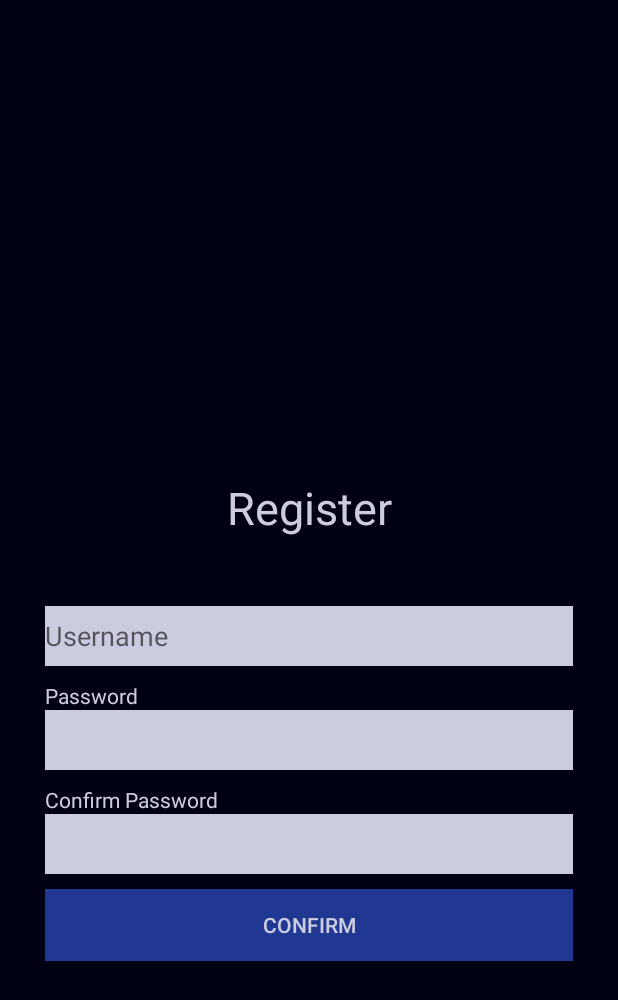
After one commit to GifterHelper/GifterHelper, an Android app: the RegisterActivity screen opened directly, with no data from a screen before it, on a phone screen of 412 x 824 dp. The commit adds this screen. Shown: the top 1000 px of the screen. Run offline under Robolectric (Android 15) with nearby library versions, the phone set to English and light mode, and no system bars.

Commit message:
Added Register Activity

```diff
--- a/MyApplication/app/src/main/AndroidManifest.xml
+++ b/MyApplication/app/src/main/AndroidManifest.xml
@@ -12,9 +12,13 @@
             android:label="@string/app_name" >
             <intent-filter>
                 <action android:name="android.intent.action.MAIN" />
-
                 <category android:name="android.intent.category.LAUNCHER" />
             </intent-filter>
+        </activity>
+        <activity
+            android:name=".RegisterActivity"
+            android:label="@string/app_name" >
+
         </activity>
     </application>
 
--- /dev/null
+++ b/MyApplication/app/src/main/java/com/example/mitchell/gifterhelper/RegisterActivity.java
@@ -0,0 +1,50 @@
+package com.example.mitchell.gifterhelper;
+
+import android.app.Activity;
+import android.os.Bundle;
+import android.view.View;
+import android.widget.Button;
+import android.widget.EditText;
+import android.widget.TextView;
+import android.widget.Toast;
+
+/**
+ * Created by Ethan on 4/11/2015.
+ */
+public class RegisterActivity extends Activity {
+    @Override
+    protected void onCreate(Bundle savedInstanceState) {
+        super.onCreate(savedInstanceState);
+        setContentView(R.layout.register_layout);
+
+        Button register = (Button)findViewById(R.id.Confirm);
+        final EditText username = (EditText)findViewById(R.id.UserName);
+        final EditText password = (EditText)findViewById(R.id.Password);
+        final EditText matchpassword = (EditText)findViewById(R.id.MatchPassword);
+        register.setOnClickListener(new View.OnClickListener() {
+            @Override
+            public void onClick(View v) {
+                if(username.getText().length() == 0){
+                    Toast.makeText(RegisterActivity.this,"Please enter username",Toast.LENGTH_SHORT).show();
+                }
+                if(password.getText().length() == 0 || matchpassword.getText().length() == 0){
+                    Toast.makeText(RegisterActivity.this,"Please enter password",Toast.LENGTH_SHORT).show();
+                }
+                if(password.getText().toString().equals(matchpassword.getText().toString())){
+                    //check to see if username has been used
+
+                    boolean validUserName = true;
+                    if(validUserName){
+                        //Load main menu
+
+                    }
+                }else{
+                    Toast.makeText(RegisterActivity.this,"Passwords do not match",Toast.LENGTH_SHORT).show();
+                    //Clear confirmation password
+                    matchpassword.setText("");
+                }
+            }
+        });
+    }
+
+}
--- a/MyApplication/app/src/main/res/layout/register_layout.xml
+++ b/MyApplication/app/src/main/res/layout/register_layout.xml
@@ -32,6 +32,7 @@
             android:orientation="vertical"
             android:gravity="bottom">
                 <EditText
+                    android:id="@+id/UserName"
                     android:hint="Username"
                     android:layout_width="match_parent"
                     android:layout_height="40dp"
@@ -45,6 +46,8 @@
                     android:layout_width="wrap_content"
                     android:layout_height="wrap_content" />
                 <EditText
+                    android:id="@+id/Password"
+                    android:inputType="textPassword"
                     android:layout_width="match_parent"
                     android:layout_height="40dp"
                     android:background="#CCCCE0"
@@ -56,10 +59,13 @@
                     android:layout_width="wrap_content"
                     android:layout_height="wrap_content" />
                 <EditText
+                    android:id="@+id/MatchPassword"
+                    android:inputType="textPassword"
                     android:layout_width="match_parent"
                     android:layout_height="40dp"
                     android:background="#CCCCE0"/>
                 <Button
+                    android:id="@+id/Confirm"
                     android:layout_marginTop="10dp"
                     android:text="Confirm"
                     android:layout_width="match_parent"
```
Also changed, not shown: 1 other file.
